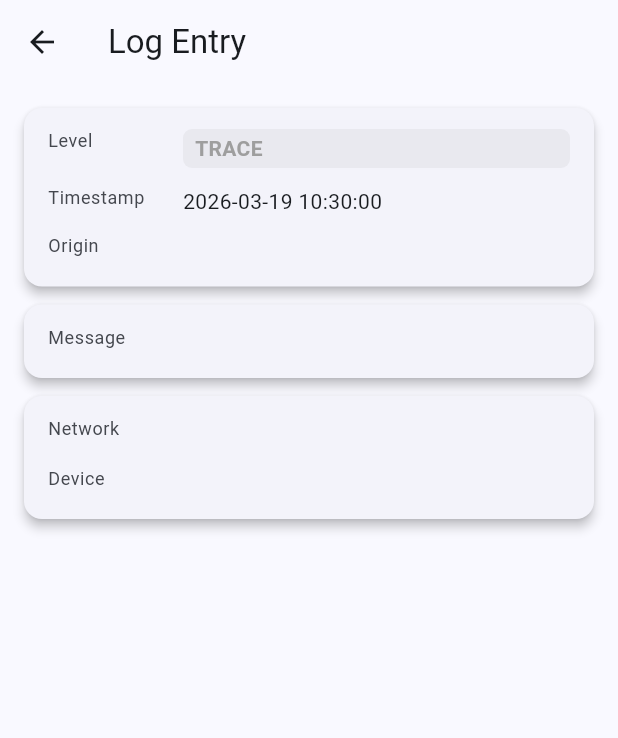
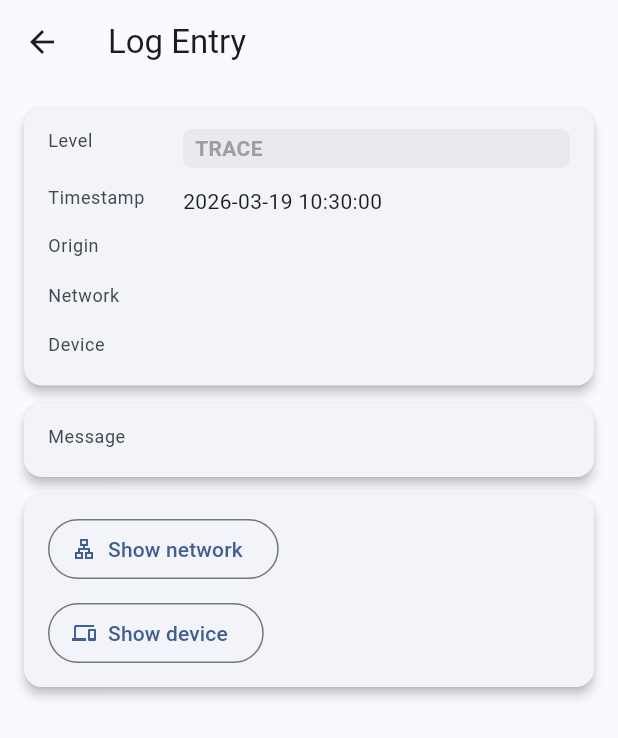
Before and after one commit to matjazt/netmon2Gui, a Flutter app: the LogDetailScreen screen opened directly with empty values, on a phone screen of 412 x 824 dp. Shown: the top 738 px of the screen. Run offline on Flutter 3.47's test engine with Material 3 defaults, Android fonts, the phone set to English and light mode, and no system bars; our stand-ins replace dio, shared_preferences; accounts and stored records are empty.

Commit message:
Refactor device detail, history, and log screens to use OutlinedButton for network and device navigation

```diff
--- a/lib/screens/log_detail_screen.dart
+++ b/lib/screens/log_detail_screen.dart
@@ -46,6 +46,13 @@
                 value: _fmt.format(entry.timestamp.toLocal()),
               ),
               _Row(label: 'Origin', value: entry.origin, softWrap: true),
+              _Row(label: 'Network', value: entry.networkName, softWrap: true),
+              if (entry.deviceNameOrVendor != null)
+                _Row(
+                  label: 'Device',
+                  value: entry.deviceNameOrVendor,
+                  softWrap: true,
+                ),
             ],
           ),
           const SizedBox(height: 12),
@@ -58,38 +65,30 @@
             const SizedBox(height: 12),
             _DetailCard(
               children: [
-                if (entry.networkId != null)
-                  _Row(
-                    label: 'Network',
-                    child: TextButton(
-                      style: TextButton.styleFrom(
-                        padding: EdgeInsets.zero,
-                        minimumSize: Size.zero,
-                        tapTargetSize: MaterialTapTargetSize.shrinkWrap,
-                      ),
+                if (entry.networkId != null) ...[
+                  Padding(
+                    padding: const EdgeInsets.symmetric(vertical: 4),
+                    child: OutlinedButton.icon(
+                      icon: const Icon(Icons.lan_outlined, size: 16),
+                      label: const Text('Show network'),
                       onPressed: () => Navigator.of(
                         context,
                       ).pushNamed('/network', arguments: entry.networkId),
-                      child: Text(entry.networkName ?? '#${entry.networkId}'),
                     ),
                   ),
-                if (entry.deviceId != null)
-                  _Row(
-                    label: 'Device',
-                    child: TextButton(
-                      style: TextButton.styleFrom(
-                        padding: EdgeInsets.zero,
-                        minimumSize: Size.zero,
-                        tapTargetSize: MaterialTapTargetSize.shrinkWrap,
-                      ),
+                ],
+                if (entry.deviceId != null) ...[
+                  Padding(
+                    padding: const EdgeInsets.symmetric(vertical: 4),
+                    child: OutlinedButton.icon(
+                      icon: const Icon(Icons.devices_outlined, size: 16),
+                      label: const Text('Show device'),
                       onPressed: () => Navigator.of(
                         context,
                       ).pushNamed('/device', arguments: entry.deviceId),
-                      child: Text(
-                        entry.deviceNameOrVendor ?? '#${entry.deviceId}',
-                      ),
                     ),
                   ),
+                ],
               ],
             ),
           ],
```
Also changed, not shown: lib/screens/device_detail_screen.dart (+9 -38 lines), lib/screens/history_detail_screen.dart (+13 -18 lines).
